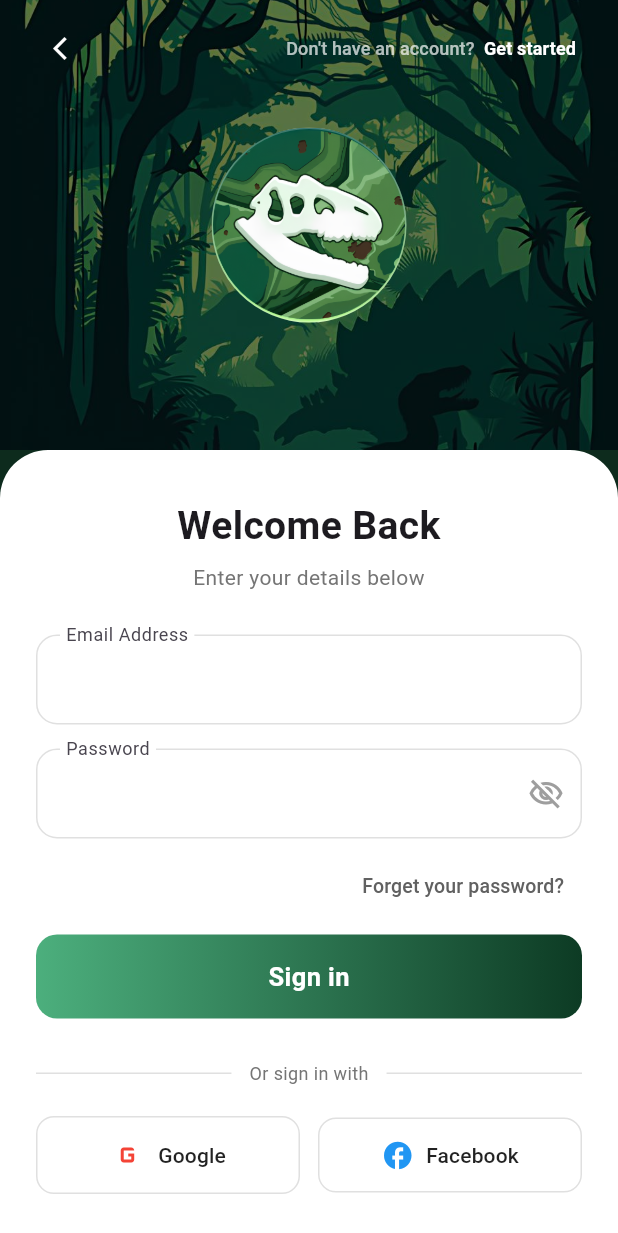
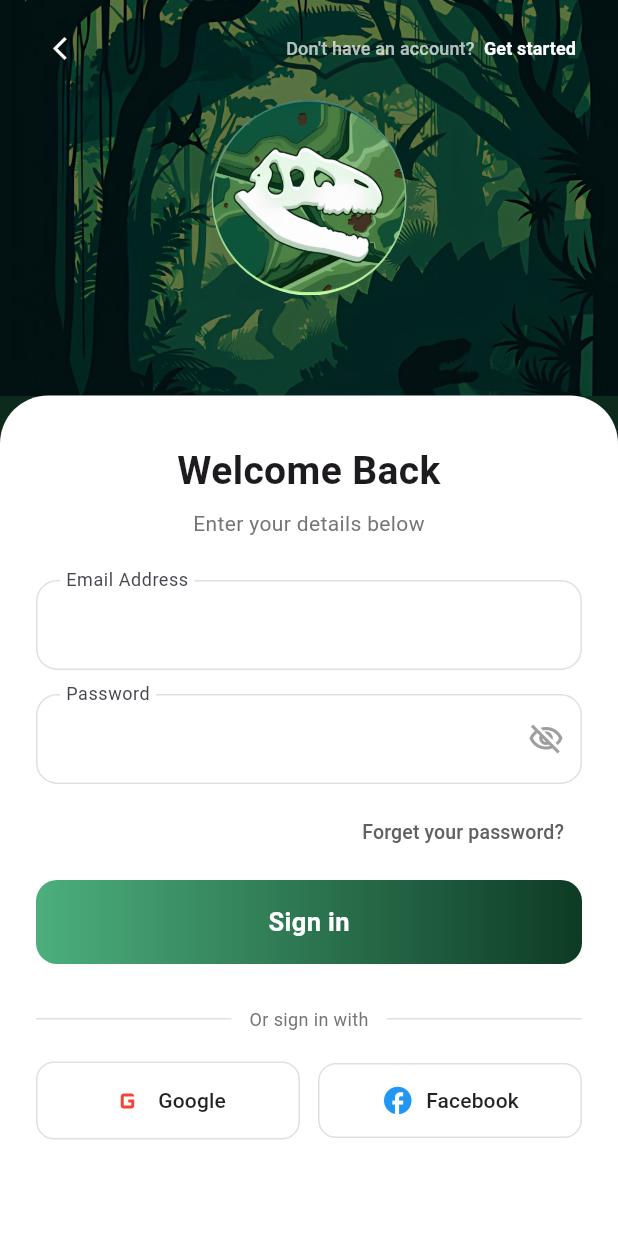
Before and after one commit to Ryu338-kidsada/t_rexy_app, a Flutter app: the screen it shows after launch, after a tap on "Get Started", on a phone screen of 412 x 824 dp. Shown: the top 1233 px of the screen. Run offline on Flutter 3.47's test engine with Material 3 defaults, Android fonts, the phone set to English and light mode, and no system bars; our stand-ins replace firebase_auth, firebase_core; missing offline and left inert: model_viewer_plus; accounts and stored records are empty.

```diff
--- a/lib/screens/login_screen.dart
+++ b/lib/screens/login_screen.dart
@@ -55,14 +55,19 @@ class _LoginScreenState extends State<LoginScreen> {
   @override
   Widget build(BuildContext context) {
     final authProvider = context.watch<AuthProvider>();
+    final screenHeight = MediaQuery.of(context).size.height;
+    final isKeyboardOpen = MediaQuery.of(context).viewInsets.bottom > 0;
+    // สัดส่วน % ของจอ แทนตัวเลขตายตัว + หดเมื่อคีย์บอร์ดเปิด
+    final topSectionHeight = isKeyboardOpen ? screenHeight * 0.12 : screenHeight * 0.32;
 
     return Scaffold(
       backgroundColor: AppColors.deepForest,
       body: Column(
         children: [
           // ส่วนบน: พื้นหลังป่า + โลโก้ + back arrow + ลิงก์ signup
-          SizedBox(
-            height: 300,
+          AnimatedContainer(
+            duration: const Duration(milliseconds: 200),
+            height: topSectionHeight,
             child: Stack(
               children: [
                 Container(
--- a/pubspec.yaml
+++ b/pubspec.yaml
@@ -1,7 +1,7 @@
 name: trexy_app
 description: "T-REXY - แอพศึกษาไดโนเสาร์"
 publish_to: 'none'
-version: 1.0.0+1
+version: 1.0.0+2
 
 environment:
   sdk: '>=3.0.0 <4.0.0'
@@ -18,6 +18,7 @@ dependencies:
 
   # State management
   provider: ^6.1.2
+  model_viewer_plus: ^1.10.0
 
 dev_dependencies:
   flutter_test:
@@ -29,6 +30,7 @@ flutter:
 
   assets:
     - assets/images/
+    - assets/models/
 
   # เปิดใช้เมื่อได้รูปจาก Figma แล้ว
   # assets:
```
Also changed, not shown: lib/screens/home_screen.dart (+16 -4 lines), lib/screens/signup_screen.dart (+6 -2 lines), pubspec.lock, 12 other files.
